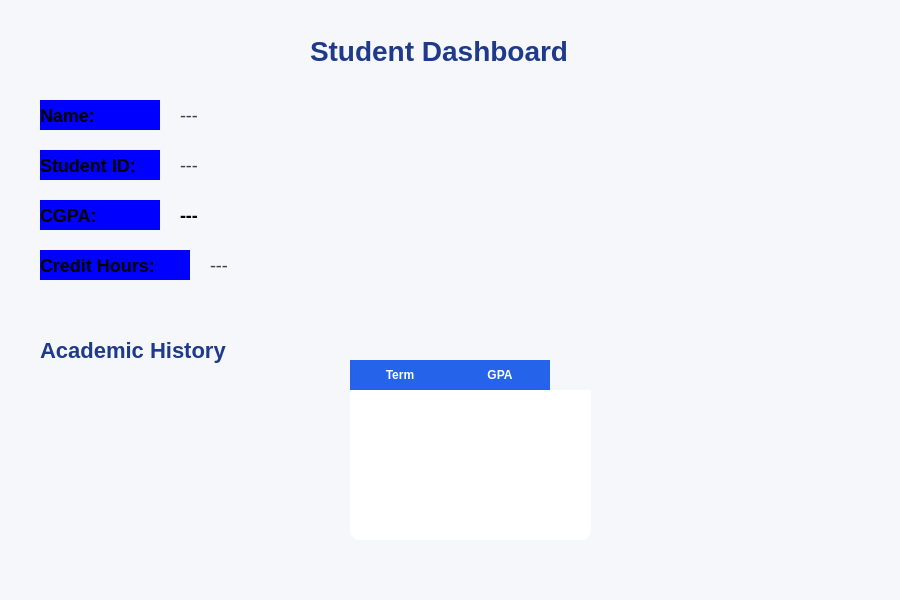
This is gui/studentDashboard.ui in mariiamahmd/Student-Grades-Checker as Qt 5 draws it before an edit. The edited form follows.
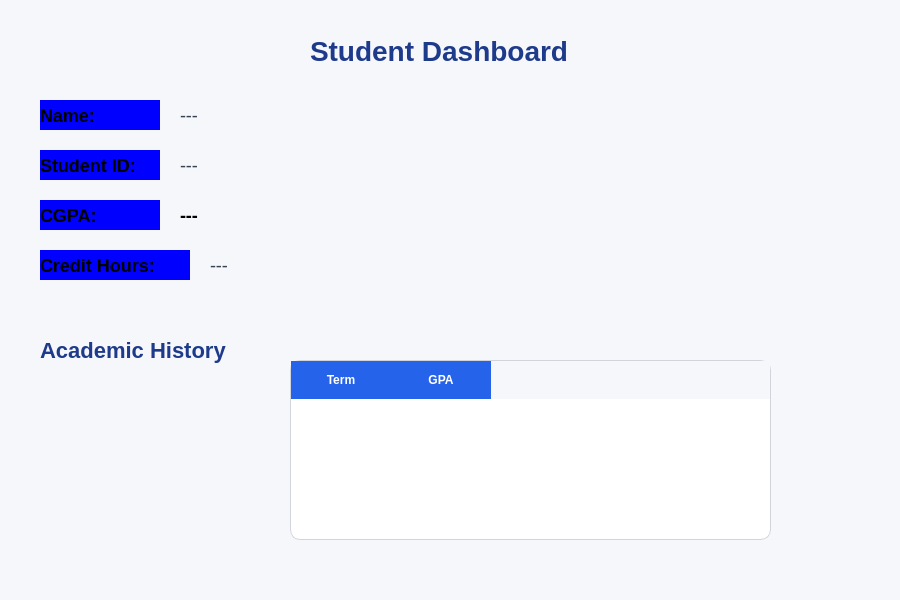
This is the edited form.

Commit message: Edited student dashboard ui

Diff of the .ui file:
```diff
--- a/gui/studentDashboard.ui
+++ b/gui/studentDashboard.ui
@@ -225,29 +225,54 @@
   <widget class="QTableWidget" name="historyTable">
    <property name="geometry">
     <rect>
-     <x>350</x>
+     <x>290</x>
      <y>360</y>
-     <width>241</width>
+     <width>481</width>
      <height>180</height>
     </rect>
    </property>
    <property name="styleSheet">
-    <string notr="true">
-QTableWidget{
-background:white;
-border-radius:10px;
-gridline-color:#e5e7eb;
-font-size:16px;
+    <string notr="true">QTableWidget {
+    background-color: white;
+    border: 1px solid #d1d5db;
+    border-radius: 10px;
+    gridline-color: #e5e7eb;
+    color: black;
+    font-size: 14px;
 }
 
-QHeaderView::section{
-background:#2563eb;
-color:white;
-font-weight:bold;
-padding:6px;
-border:none;
+
+
+QTableWidget::item:selected {
+    background-color: #dbeafe;
+    color: black;
 }
-    </string>
+
+QHeaderView::section {
+    background-color: #2563eb;
+    color: white;
+    font-weight: bold;
+    padding: 10px;
+    border: none;
+}
+
+QTableCornerButton::section {
+    background-color: #2563eb;
+    border: none;
+}
+
+QScrollBar:horizontal,
+QScrollBar:vertical {
+    background: #f3f4f6;
+    border: none;
+    border-radius: 5px;
+}
+
+QScrollBar::handle:horizontal,
+QScrollBar::handle:vertical {
+    background: #9ca3af;
+    border-radius: 5px;
+}</string>
    </property>
    <column>
     <property name="text">
```
The commit also changes 1 other file.
